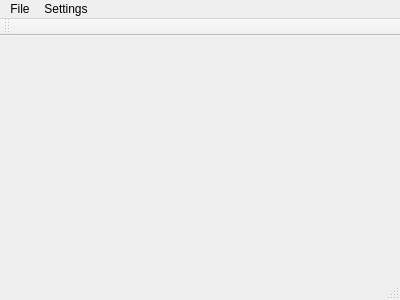
First picture: the form in QtEmu/QtEmu.ui, repository Anubi85/QtEmu, before the edit.
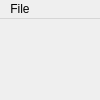
Second picture: the form after the edit.

Commit message: [AP] Implement structure for ROM loading, and screen rendering

```diff
--- a/QtEmu/QtEmu.ui
+++ b/QtEmu/QtEmu.ui
@@ -6,47 +6,87 @@
    <rect>
     <x>0</x>
     <y>0</y>
-    <width>400</width>
-    <height>300</height>
+    <width>100</width>
+    <height>100</height>
    </rect>
   </property>
+  <property name="sizePolicy">
+   <sizepolicy hsizetype="Preferred" vsizetype="Preferred">
+    <horstretch>0</horstretch>
+    <verstretch>0</verstretch>
+   </sizepolicy>
+  </property>
   <property name="windowTitle">
    <string>QtGB</string>
   </property>
-  <widget class="QWidget" name="centralWidget"/>
+  <widget class="QWidget" name="centralWidget">
+   <property name="sizePolicy">
+    <sizepolicy hsizetype="Preferred" vsizetype="Preferred">
+     <horstretch>0</horstretch>
+     <verstretch>0</verstretch>
+    </sizepolicy>
+   </property>
+   <layout class="QGridLayout" name="gridLayout">
+    <property name="leftMargin">
+     <number>0</number>
+    </property>
+    <property name="topMargin">
+     <number>0</number>
+    </property>
+    <property name="rightMargin">
+     <number>0</number>
+    </property>
+    <property name="bottomMargin">
+     <number>0</number>
+    </property>
+    <property name="spacing">
+     <number>0</number>
+    </property>
+    <item row="0" column="0">
+     <widget class="QLabel" name="screen">
+      <property name="sizePolicy">
+       <sizepolicy hsizetype="Fixed" vsizetype="Fixed">
+        <horstretch>0</horstretch>
+        <verstretch>0</verstretch>
+       </sizepolicy>
+      </property>
+      <property name="autoFillBackground">
+       <bool>false</bool>
+      </property>
+      <property name="styleSheet">
+       <string notr="true"/>
+      </property>
+      <property name="text">
+       <string/>
+      </property>
+     </widget>
+    </item>
+   </layout>
+  </widget>
   <widget class="QMenuBar" name="menuBar">
    <property name="geometry">
     <rect>
      <x>0</x>
      <y>0</y>
-     <width>400</width>
-     <height>21</height>
+     <width>100</width>
+     <height>20</height>
     </rect>
    </property>
+   <property name="sizePolicy">
+    <sizepolicy hsizetype="MinimumExpanding" vsizetype="Minimum">
+     <horstretch>0</horstretch>
+     <verstretch>0</verstretch>
+    </sizepolicy>
+   </property>
    <widget class="QMenu" name="menuFile">
     <property name="title">
      <string>File</string>
     </property>
-   </widget>
-   <widget class="QMenu" name="menuSettings">
-    <property name="title">
-     <string>Settings</string>
-    </property>
-    <addaction name="actionSettings"/>
+    <addaction name="actionLoad_ROM"/>
    </widget>
    <addaction name="menuFile"/>
-   <addaction name="menuSettings"/>
   </widget>
-  <widget class="QToolBar" name="mainToolBar">
-   <attribute name="toolBarArea">
-    <enum>TopToolBarArea</enum>
-   </attribute>
-   <attribute name="toolBarBreak">
-    <bool>false</bool>
-   </attribute>
-  </widget>
-  <widget class="QStatusBar" name="statusBar"/>
-  <action name="actionSettings">
+  <action name="actionLoad_ROM">
    <property name="text">
     <string>Settings</string>
    </property>
```
Left out of the diff: 8 changed lines with no effect on the pictures. The commit also changes 6 other files.
